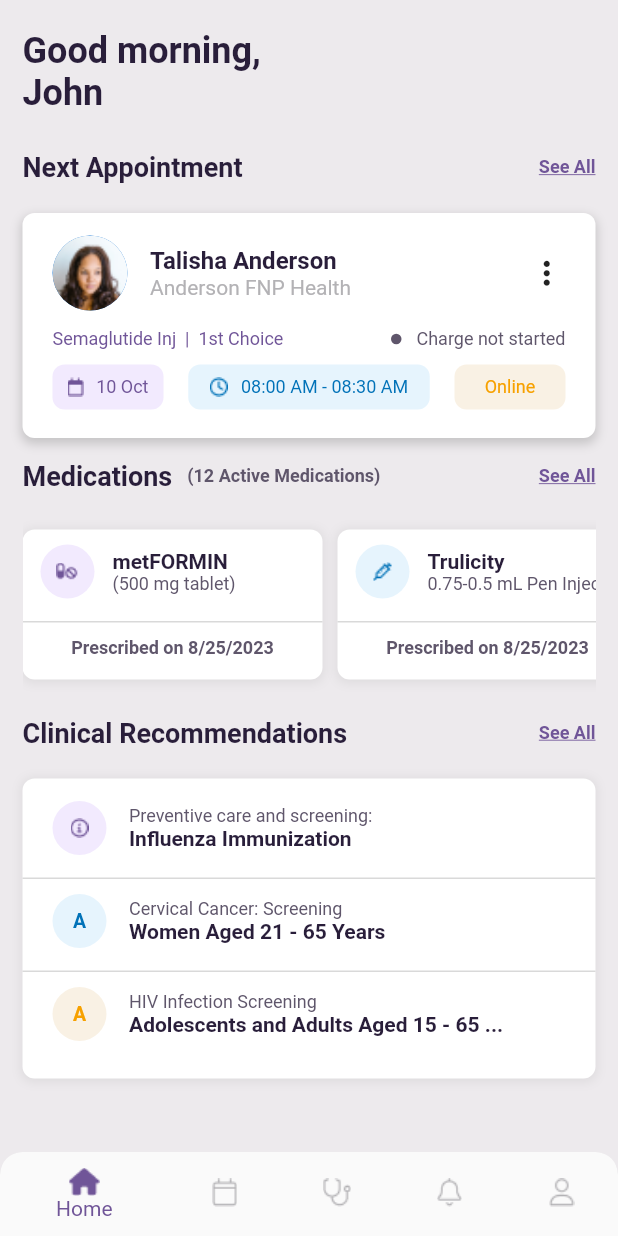
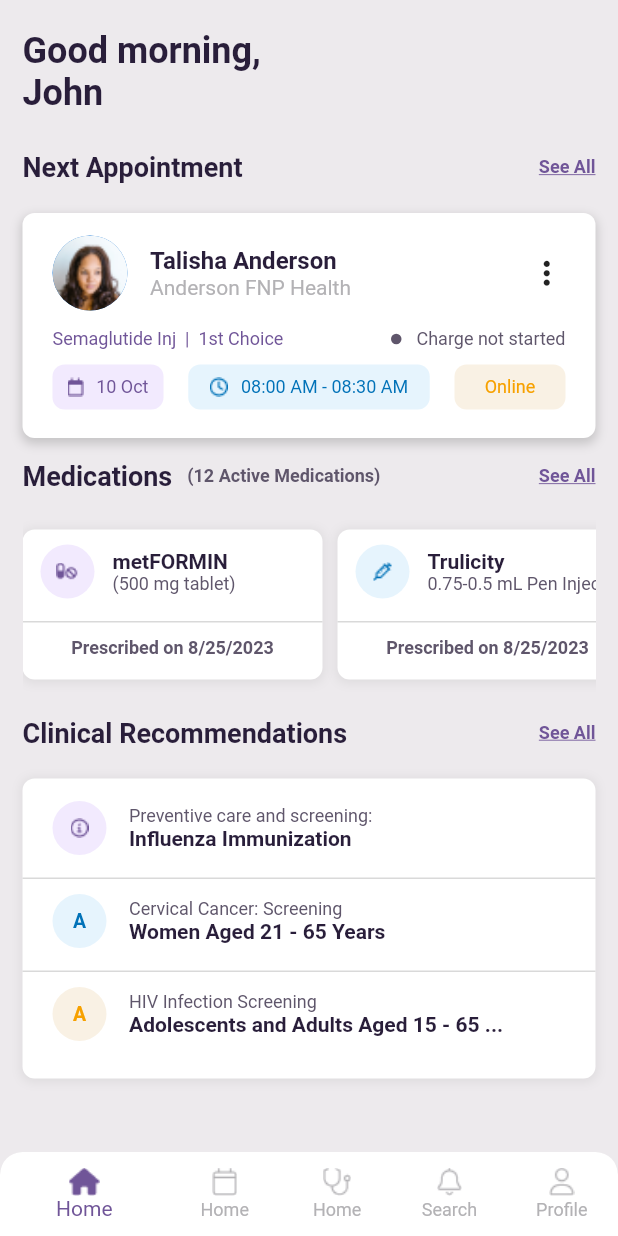
Before and after one commit to KhizarJamshaidIqbal/fca_App, a Flutter app: the screen it shows after launch, on a phone screen of 412 x 824 dp. Run offline on Flutter 3.47's test engine with Material 2 defaults, Android fonts, the phone set to English and light mode, and no system bars; Roboto replaces fonts that are missing (Poppins-Black).

Commit message:
first commit

```diff
--- a/lib/share/custom bottom navigation bar/custom_bottom_navigation_bar.dart
+++ b/lib/share/custom bottom navigation bar/custom_bottom_navigation_bar.dart
@@ -41,10 +41,15 @@ class _BottomNavigationbarState extends State<BottomNavigationbar> {
           topLeft: Radius.circular(15.0),
           topRight: Radius.circular(15.0),
         ),
+        child: Theme(
+          data: ThemeData(
+            canvasColor: globalColors.WhiteColor,
+          ),
           child: BottomNavigationBar(
-          backgroundColor: Colors.transparent,
+            backgroundColor: globalColors.WhiteColor,
             selectedItemColor: globalColors.primaryColor,
             unselectedItemColor: globalColors.GreyColor,
+            showUnselectedLabels: true,
             items: [
               BottomNavigationBarItem(
                 icon: _currentindex == 0
@@ -85,6 +90,7 @@ class _BottomNavigationbarState extends State<BottomNavigationbar> {
             },
           ),
         ),
+      ),
     );
   }
 }
```
Lines whose indentation alone changed are shown as unchanged.
